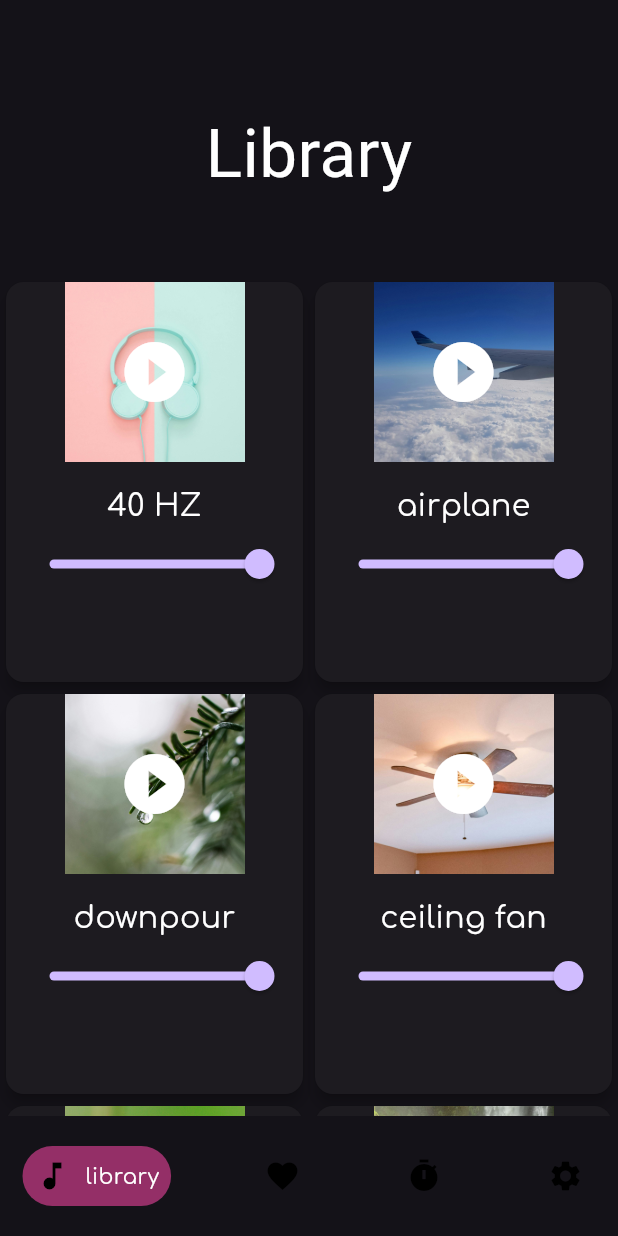
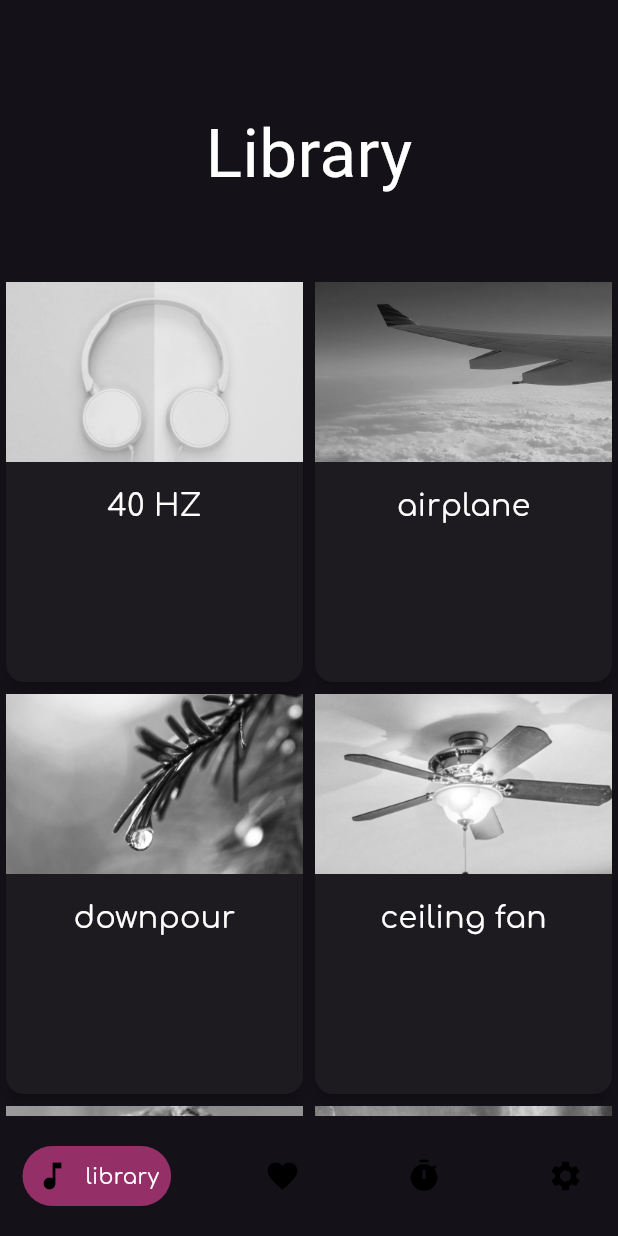
Before and after one commit to Alkonosttt/Hypnos, a Flutter app: the screen it shows after launch, on a phone screen of 412 x 824 dp. Run offline on Flutter 3.47's test engine with Material 3 defaults, Android fonts, the phone set to English and light mode, and no system bars; drawn by our look-alikes of google_nav_bar; our stand-ins replace audioplayers, google_fonts; missing offline and left inert: markdown_widget.

Commit message:
Replaced the pause/play buttons with a greyscale overlay to indicate the inactive library items, wrapped the widget in Consumer to make it refresh each time the FAB or sleep timer pause or resume the audio

```diff
--- a/lib/librarygrid.dart
+++ b/lib/librarygrid.dart
@@ -1,5 +1,7 @@
 import 'package:flutter/material.dart';
 import 'package:google_fonts/google_fonts.dart';
+// for Consumer
+import 'package:provider/provider.dart';
 // global audio service
 import 'globalaudioplayerservice.dart';
 
@@ -83,48 +85,66 @@ class _LibraryGridState extends State<LibraryGrid> {
 
   @override
   Widget build(BuildContext context) {
+    return Consumer<GlobalAudioService>(
+      builder: (context, audioService, _) {
         return GridView.builder(
-      gridDelegate: SliverGridDelegateWithFixedCrossAxisCount(
-        // two columns of library items
+          gridDelegate: const SliverGridDelegateWithFixedCrossAxisCount(
             crossAxisCount: 2,
             childAspectRatio: 0.75,
           ),
           itemCount: audioItems.length,
           itemBuilder: (context, index) {
             final item = audioItems[index];
-        final isPlaying = GlobalAudioService().isPlaying(item.audioPath);
-        final volume = GlobalAudioService().volume(item.audioPath);
+            final isPlaying = audioService.isPlaying(item.audioPath);
+            final volume = audioService.volume(item.audioPath);
+
             return Card(
               elevation: 4,
               child: Column(
                 children: [
                   GestureDetector(
                     onTap: () => togglePlay(item),
-                // play icon overlayed on the photo
-                child: Stack(
-                  alignment: Alignment.center,
-                  children: [
-                    Image.asset(item.imagePath, height: 120, fit: BoxFit.cover),
-                    if (!isPlaying)
-                      Icon(
-                        Icons.play_circle_fill,
-                        size: 48,
-                        color: Colors.white,
+                    child: ColorFiltered(
+                      colorFilter:
+                          isPlaying
+                              ? const ColorFilter.mode(
+                                Colors.transparent,
+                                BlendMode.multiply,
+                              )
+                              : const ColorFilter.matrix(<double>[
+                                0.2126,
+                                0.7152,
+                                0.0722,
+                                0,
+                                0,
+                                0.2126,
+                                0.7152,
+                                0.0722,
+                                0,
+                                0,
+                                0.2126,
+                                0.7152,
+                                0.0722,
+                                0,
+                                0,
+                                0,
+                                0,
+                                0,
+                                1,
+                                0,
+                              ]),
+                      child: Image.asset(
+                        item.imagePath,
+                        height: 120,
+                        width: double.infinity,
+                        fit: BoxFit.cover,
                       ),
-                    if (isPlaying)
-                      Icon(
-                        Icons.pause_circle_filled,
-                        size: 48,
-                        color: Colors.white,
-                      ),
-                  ],
                     ),
                   ),
                   Padding(
-                padding: EdgeInsets.fromLTRB(5, 0, 5, 0),
+                    padding: const EdgeInsets.fromLTRB(5, 0, 5, 0),
                     child: Column(
                       children: [
-                    // display name
                         Padding(
                           padding: const EdgeInsets.only(top: 15),
                           child: Text(
@@ -132,12 +152,13 @@ class _LibraryGridState extends State<LibraryGrid> {
                             style: GoogleFonts.comfortaa(fontSize: 20),
                           ),
                         ),
-                    // volume slider
+                        if (isPlaying)
                           Slider(
                             value: volume,
                             onChanged: (v) => changeVolume(item, v),
                             min: 0.0,
                             max: 1.0,
+                            activeColor: const Color(0xFF942F67),
                           ),
                       ],
                     ),
@@ -147,5 +168,7 @@ class _LibraryGridState extends State<LibraryGrid> {
             );
           },
         );
+      },
+    );
   }
 }
--- a/lib/settings.dart
+++ b/lib/settings.dart
@@ -40,7 +40,6 @@ class _SettingsPageState extends State<SettingsPage> {
           flex: 8,
           child: Column(
             children: [
-              // Title section - stays at top
               Container(
                 margin: const EdgeInsets.fromLTRB(0, 70, 0, 50),
                 child: Text(
@@ -48,7 +47,6 @@ class _SettingsPageState extends State<SettingsPage> {
                   style: GoogleFonts.caesarDressing(fontSize: 45),
                 ),
               ),
-              // Buttons section - centered in remaining space
               Expanded(
                 child: Column(
                   mainAxisAlignment: MainAxisAlignment.center,
```
Lines whose indentation alone changed are shown as unchanged.
